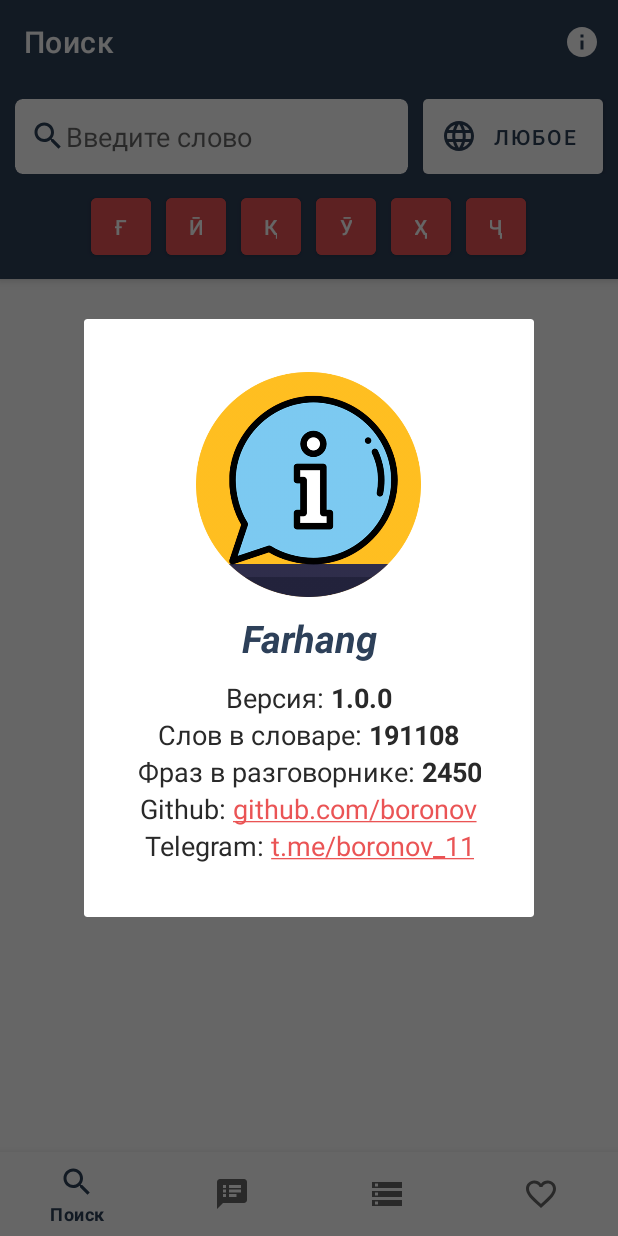
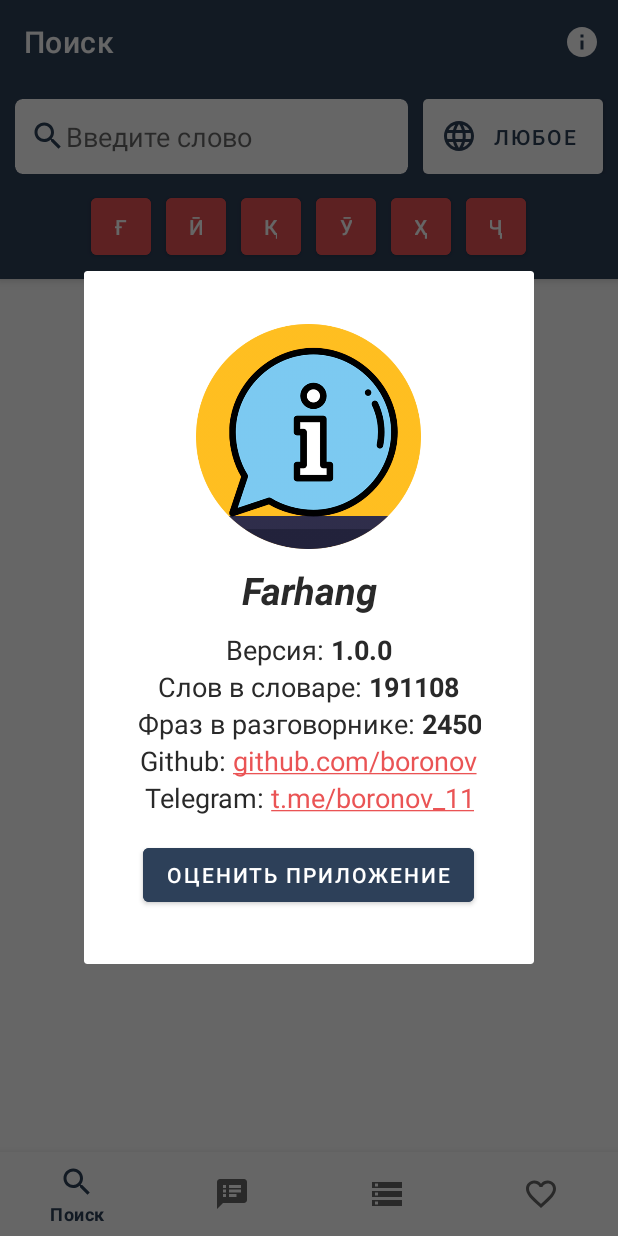
Before and after one commit to intoxication/farhang, an Android app: the fragment InfoDialog placed in its activity, on a phone screen of 412 x 824 dp. Run offline under Robolectric (Android 15) with nearby library versions, the phone set to English and light mode, and no system bars; our stand-ins replace Room's generated code, navigation-ui, paging.

Commit message:
add: rate app button into InfoDialog

```diff
--- a/app/app/src/main/java/tj/boronov/farhang/ui/InfoDialog.kt
+++ b/app/app/src/main/java/tj/boronov/farhang/ui/InfoDialog.kt
@@ -1,19 +1,48 @@
 package tj.boronov.farhang.ui
 
+import android.content.ActivityNotFoundException
+import android.content.Intent
+import android.net.Uri
 import android.os.Bundle
 import android.view.LayoutInflater
 import android.view.View
 import android.view.ViewGroup
 import androidx.fragment.app.DialogFragment
 import tj.boronov.farhang.R
+import tj.boronov.farhang.databinding.DialogInfoBinding
 
 class InfoDialog : DialogFragment() {
+
+    lateinit var binding: DialogInfoBinding
 
     override fun onCreateView(
         inflater: LayoutInflater,
         container: ViewGroup?,
         savedInstanceState: Bundle?
     ): View? {
-        return inflater.inflate(R.layout.dialog_info, container, false)
+        binding = DialogInfoBinding.inflate(layoutInflater, container, false)
+
+        // Rate app button
+        binding.rateApp.setOnClickListener {
+            val uri: Uri = Uri.parse("market://details?id=tj.boronov.farhang")
+            val goToMarket = Intent(Intent.ACTION_VIEW, uri)
+            goToMarket.addFlags(
+                Intent.FLAG_ACTIVITY_NO_HISTORY or
+                        Intent.FLAG_ACTIVITY_NEW_DOCUMENT or
+                        Intent.FLAG_ACTIVITY_MULTIPLE_TASK
+            )
+            try {
+                startActivity(goToMarket)
+            } catch (e: ActivityNotFoundException) {
+                startActivity(
+                    Intent(
+                        Intent.ACTION_VIEW,
+                        Uri.parse("http://play.google.com/store/apps/details?id=tj.boronov.farhang")
+                    )
+                )
+            }
+        }
+
+        return binding.root
     }
 }
--- a/app/app/src/main/res/layout/dialog_info.xml
+++ b/app/app/src/main/res/layout/dialog_info.xml
@@ -13,8 +13,8 @@
         <ImageView
             android:layout_width="150dp"
             android:layout_height="150dp"
-            android:src="@drawable/ic_test_category"
-            android:contentDescription="@string/app_name" />
+            android:contentDescription="@string/app_name"
+            android:src="@drawable/ic_test_category" />
 
         <TextView
             android:layout_width="wrap_content"
@@ -22,7 +22,7 @@
             android:gravity="center"
             android:padding="@dimen/spacing_middle"
             android:text="@string/app_name"
-            android:textColor="@color/colorPrimary"
+            android:textColor="@color/primaryText"
             android:textSize="25sp"
             android:textStyle="bold|italic" />
 
@@ -71,5 +71,13 @@
             android:textColor="@color/primaryText"
             android:textSize="18sp" />
 
+        <Button
+            android:id="@+id/rate_app"
+            android:layout_width="wrap_content"
+            android:layout_height="wrap_content"
+            android:layout_marginTop="@dimen/spacing_large"
+            android:backgroundTint="@color/colorPrimary"
+            android:text="@string/rate_app"
+            android:textColor="@android:color/white" />
     </LinearLayout>
 </ScrollView>
--- a/app/app/src/main/res/values/strings.xml
+++ b/app/app/src/main/res/values/strings.xml
@@ -31,6 +31,7 @@
     <string name="phrasebook">Разговорник</string>
     <string name="note">Ёднома</string>
     <string name="note_title">"В этом сборнике собраны основные правила таджикского языка. Рекомендуется ученикам, учителям и всем желающим. "</string>
+    <string name="rate_app">Оценить приложение</string>
 
     <string-array name="lang">
         <item><string name="any">Любое</string></item>
```
